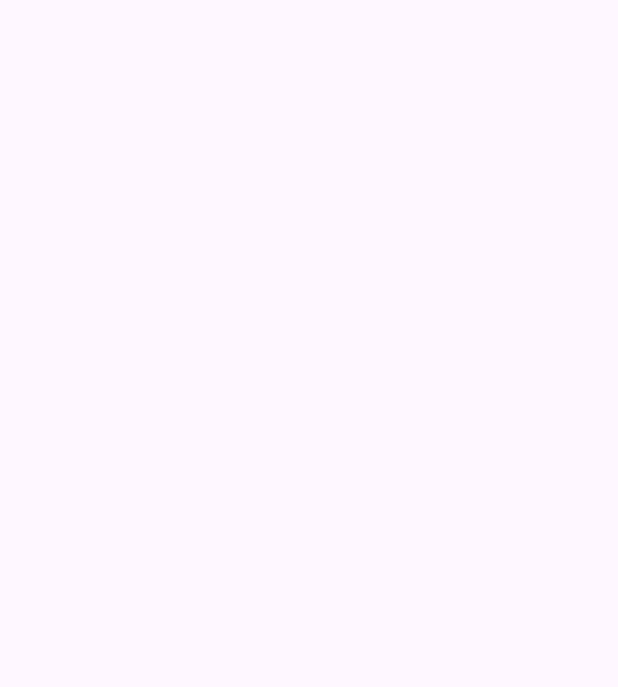
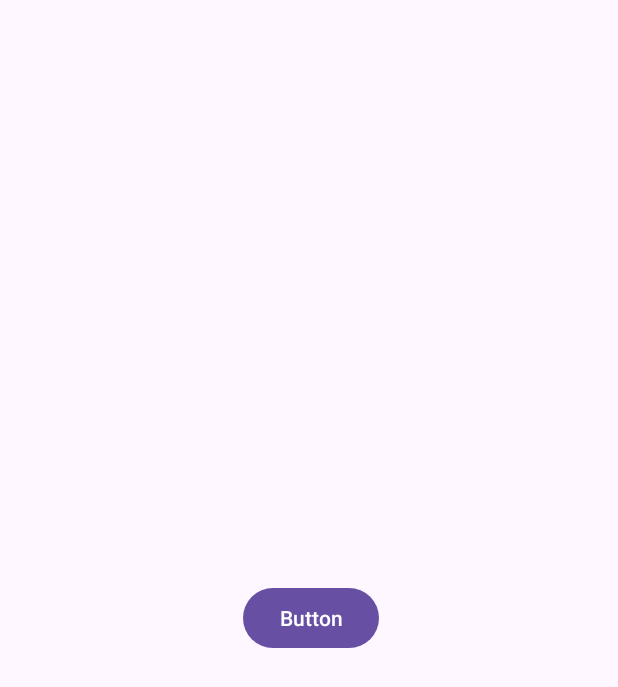
Before and after one commit to joye-seo/Sixtagram, an Android app: the MemberActivity screen opened directly, with no data from a screen before it, on a phone screen of 412 x 824 dp. Before the commit the part shown is empty. Shown: the top 687 px of the screen. Run offline under Robolectric (Android 15) with nearby library versions, the phone set to English and light mode, and no system bars.

Commit message:
로그인 에러 수정

```diff
--- a/app/src/main/res/layout/activity_member.xml
+++ b/app/src/main/res/layout/activity_member.xml
@@ -1,8 +1,20 @@
 <?xml version="1.0" encoding="utf-8"?>
 <androidx.constraintlayout.widget.ConstraintLayout xmlns:android="http://schemas.android.com/apk/res/android"
+    xmlns:app="http://schemas.android.com/apk/res-auto"
     xmlns:tools="http://schemas.android.com/tools"
     android:layout_width="match_parent"
     android:layout_height="match_parent"
     tools:context=".member.MemberActivity">
 
+    <Button
+        android:id="@+id/button"
+        android:layout_width="wrap_content"
+        android:layout_height="wrap_content"
+        android:layout_marginStart="136dp"
+        android:layout_marginEnd="134dp"
+        android:text="Button"
+        app:layout_constraintBottom_toBottomOf="parent"
+        app:layout_constraintEnd_toEndOf="parent"
+        app:layout_constraintStart_toStartOf="parent"
+        app:layout_constraintTop_toTopOf="parent" />
 </androidx.constraintlayout.widget.ConstraintLayout>
--- a/app/src/main/res/values/strings.xml
+++ b/app/src/main/res/values/strings.xml
@@ -11,4 +11,9 @@
     <string name="sign_up_github">github 주소를 입력 하세요</string>
     <string name="sign_up_concern">관심사를 입력 하세요</string>
     <string name="sign_up_member">회원 가입 완료</string>
+    <string name="login_email">이메일을 입력 하세요</string>
+    <string name="login_password">비밀 번호를 입력 하세요</string>
+    <string name="login_login_button">로그인</string>
+    <string name="login_membership">회원 가입</string>
+    <string name="login_member_search">아이디와 비밀 번호 찾기</string>
 </resources>
```
Also changed, not shown: app/src/main/java/com/example/sixtagram/login/LoginActivity.kt (+6 -2 lines), app/src/main/res/layout/activity_login.xml (+6 -6 lines).
